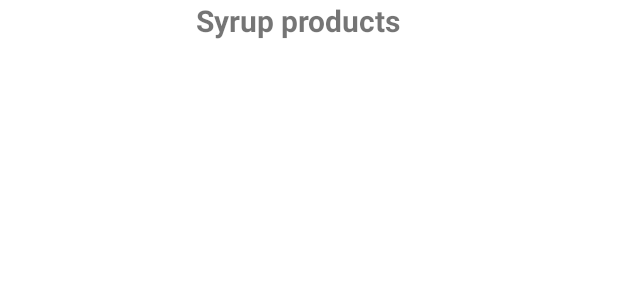
After one commit to bigbrain2000/Naturalis, an Android app: the layout activity_view_syrup_products.xml on its own in the app's theme, with its tools: preview values and no code run, on a phone screen of 412 x 824 dp. The commit adds this screen. Shown: the top 300 px of the screen. Run offline under Robolectric (Android 15) with nearby library versions, the phone set to English and light mode, and no system bars.

Commit message:
Design for the layouts pour view products added

```diff
--- /dev/null
+++ b/app/src/main/res/layout/activity_view_syrup_products.xml
@@ -0,0 +1,28 @@
+<?xml version="1.0" encoding="utf-8"?>
+<HorizontalScrollView xmlns:android="http://schemas.android.com/apk/res/android"
+    xmlns:tools="http://schemas.android.com/tools"
+    android:layout_width="match_parent"
+    android:layout_height="match_parent"
+    tools:context=".ViewSyrupProducts">
+
+    <LinearLayout
+        android:layout_width="wrap_content"
+        android:layout_height="wrap_content"
+        android:orientation="vertical">
+
+        <TextView
+            android:layout_width="match_parent"
+            android:layout_height="58dp"
+            android:textAlignment="center"
+            android:textSize="20sp"
+            android:textStyle="bold"
+            tools:text="Syrup products" />
+
+        <ListView
+            android:id="@+id/productListView"
+            android:layout_width="397dp"
+            android:layout_height="575dp"
+            android:layout_marginTop="50dp"
+            android:choiceMode="singleChoice" />
+    </LinearLayout>
+</HorizontalScrollView>
--- a/app/src/main/res/menu/navigation_menu.xml
+++ b/app/src/main/res/menu/navigation_menu.xml
@@ -15,6 +15,5 @@
 
     <item android:id="@+id/menuLogout"
         android:icon="@drawable/ic_logout"
-        android:title="Logout"/>
-
+        android:title="@string/logout"/>
 </menu>
--- a/app/src/main/res/values/strings.xml
+++ b/app/src/main/res/values/strings.xml
@@ -10,6 +10,7 @@
     <string name="home">Home</string>
     <string name="cart">Cart</string>
     <string name="account">Account</string>
+    <string name="logout">Logout</string>
     <string name="settings">Settings</string>
     <string name="essential_oils">Essential oils</string>
     <string name="syrop">Syrop</string>
@@ -19,7 +20,9 @@
     <string name="view">View</string>
     <string name="edit">Edit</string>
     <string name="delete">Delete</string>
-    <string name="logout">Logout</string>
+
+    <string name="go_back">Back</string>
+    <string name="buy">Buy</string>
     <string name="add_product">Add Product</string>
     <string name="price">Price</string>
     <string name="quantity">Quantity</string>
```
Also changed, not shown: app/src/main/AndroidManifest.xml (+14 -0 lines), app/src/main/res/layout/activity_home_page_client.xml (+6 -5 lines), app/src/main/res/layout/activity_view_product.xml (added, +73 -0 lines), app/src/main/res/menu/add_products_to_cart_menu.xml (added, +11 -0 lines), app/src/main/res/menu/view_products_menu.xml (added, +11 -0 lines).
